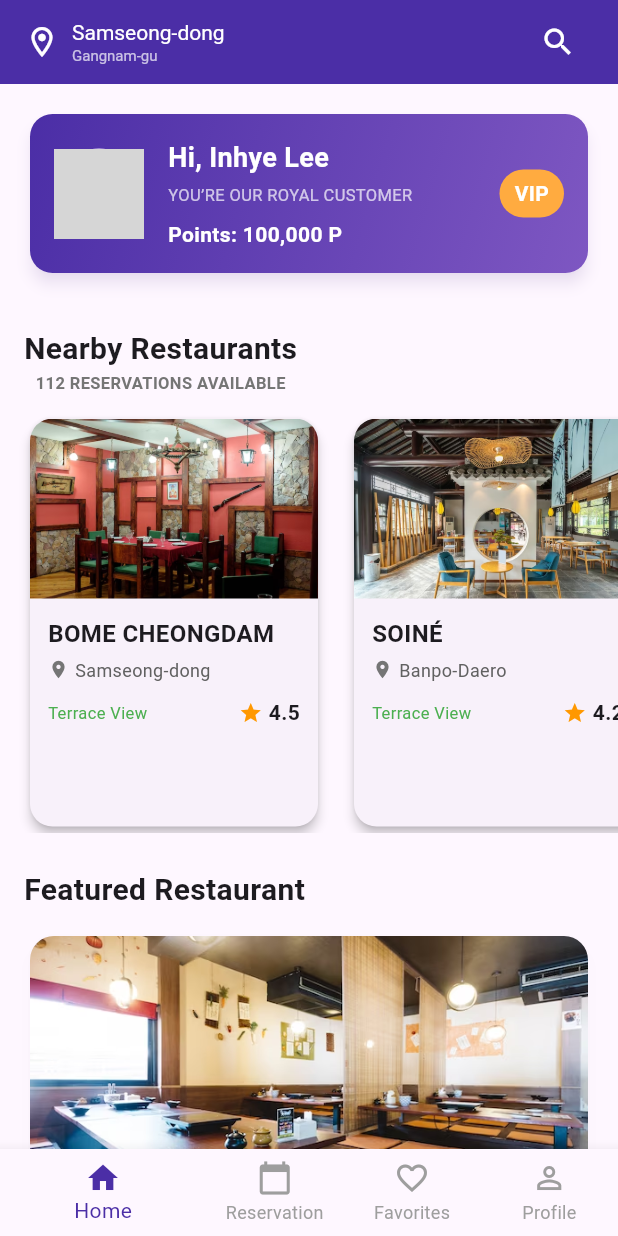
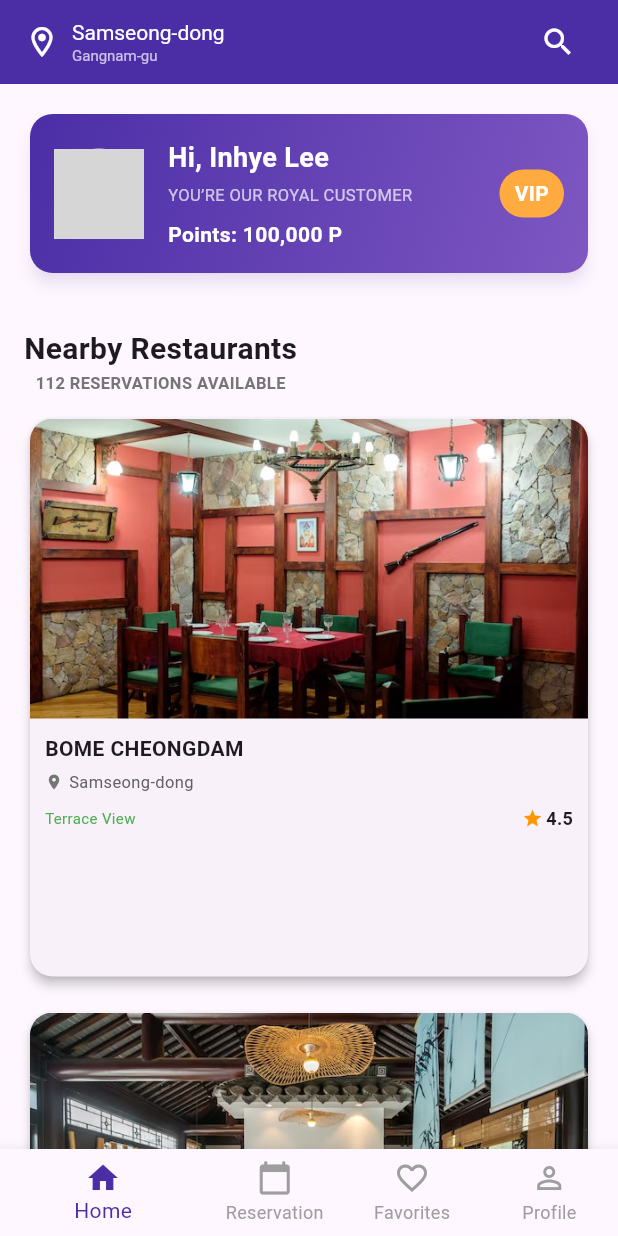
Before and after one commit to tryadnancode/figma, a Flutter app: the screen it shows after launch, after a tap on "Continue", on a phone screen of 412 x 824 dp. Run offline on Flutter 3.47's test engine with Material 3 defaults, Android fonts, the phone set to English and light mode, and no system bars; grey boxes are pictures that could not be loaded.

Commit message:
fix the ui and backdround color

```diff
--- a/lib/screen/home_screen.dart
+++ b/lib/screen/home_screen.dart
@@ -203,11 +203,17 @@ class _HomeScreenState extends State<HomeScreen> {
   }
 
   Widget _buildRestaurantList(BuildContext context) {
-    return SizedBox(
-      height: 280,
-      child: ListView.builder(
-        scrollDirection: Axis.horizontal,
+    return Padding(
+      padding: const EdgeInsets.symmetric(horizontal: 16.0),
+      child: GridView.builder(
+        shrinkWrap: true,
+        physics: const NeverScrollableScrollPhysics(), // prevent nested scroll
         itemCount: restaurants.length,
+        gridDelegate: const SliverGridDelegateWithFixedCrossAxisCount(
+          crossAxisCount: 1, // 2 items per row
+          crossAxisSpacing: 16, // horizontal space
+          mainAxisSpacing: 16, // vertical space
+        ),
         itemBuilder: (context, index) {
           return _buildRestaurantCard(context, restaurants[index]);
         },
@@ -223,9 +229,6 @@ class _HomeScreenState extends State<HomeScreen> {
           MaterialPageRoute(builder: (context) => const AddFoodItemScreen()),
         );
       },
-      child: Container(
-        width: 200,
-        margin: const EdgeInsets.only(left: 16),
       child: Card(
         shape: RoundedRectangleBorder(borderRadius: BorderRadius.circular(15)),
         elevation: 3,
@@ -236,42 +239,45 @@ class _HomeScreenState extends State<HomeScreen> {
               borderRadius: const BorderRadius.vertical(top: Radius.circular(15)),
               child: Image.asset(
                 'assets/images/${r.image}.png',
-                  height: 120,
+                height: 200,
                 width: double.infinity,
                 fit: BoxFit.cover,
               ),
             ),
             Padding(
-                padding: const EdgeInsets.all(12.0),
+              padding: const EdgeInsets.all(10.0),
               child: Column(
                 crossAxisAlignment: CrossAxisAlignment.start,
                 children: [
                   Text(r.name ?? "",
                       style: const TextStyle(
-                            fontWeight: FontWeight.bold, fontSize: 16)),
+                          fontWeight: FontWeight.bold, fontSize: 14)),
                   const SizedBox(height: 4),
                   Row(
                     children: [
-                        Icon(Icons.location_on, size: 14, color: Colors.grey[600]),
+                      Icon(Icons.location_on,
+                          size: 12, color: Colors.grey[600]),
                       const SizedBox(width: 4),
                       Expanded(
                           child: Text(r.location ?? "",
+                              overflow: TextOverflow.ellipsis,
                               style: TextStyle(
-                                    fontSize: 12, color: Colors.grey[700]))),
+                                  fontSize: 11, color: Colors.grey[700]))),
                     ],
                   ),
-                    const SizedBox(height: 10),
+                  const SizedBox(height: 8),
                   Row(
                     mainAxisAlignment: MainAxisAlignment.spaceBetween,
                     children: [
                       const Text('Terrace View',
-                            style: TextStyle(fontSize: 11, color: Colors.green)),
+                          style: TextStyle(fontSize: 10, color: Colors.green)),
                       Row(
                         children: [
-                            const Icon(Icons.star, color: Colors.orange, size: 16),
-                            const SizedBox(width: 4),
+                          const Icon(Icons.star, color: Colors.orange, size: 14),
+                          const SizedBox(width: 2),
                           Text(r.rating.toString(),
-                                style: const TextStyle(fontWeight: FontWeight.bold)),
+                              style: const TextStyle(
+                                  fontWeight: FontWeight.bold, fontSize: 12)),
                         ],
                       ),
                     ],
@@ -280,7 +286,6 @@ class _HomeScreenState extends State<HomeScreen> {
               ),
             ),
           ],
-          ),
         ),
       ),
     );
--- a/lib/screen/profile_screen.dart
+++ b/lib/screen/profile_screen.dart
@@ -50,7 +50,7 @@ class ProfileScreen extends StatelessWidget {
     return Scaffold(
       appBar: AppBar(
         title: const Text('Profile'),
-        backgroundColor: Colors.redAccent,
+        backgroundColor:  Color(0xFF4B2EA6),
       ),
       body: Center(
         child: Padding(
@@ -74,7 +74,7 @@ class ProfileScreen extends StatelessWidget {
               const SizedBox(height: 40),
               ElevatedButton(
                 style: ElevatedButton.styleFrom(
-                  backgroundColor: Colors.redAccent,
+                  backgroundColor:  Color(0xFF4B2EA6),
                   padding: const EdgeInsets.symmetric(horizontal: 50, vertical: 15),
                   shape: RoundedRectangleBorder(
                     borderRadius: BorderRadius.circular(20),
```
Lines whose indentation alone changed are shown as unchanged.
